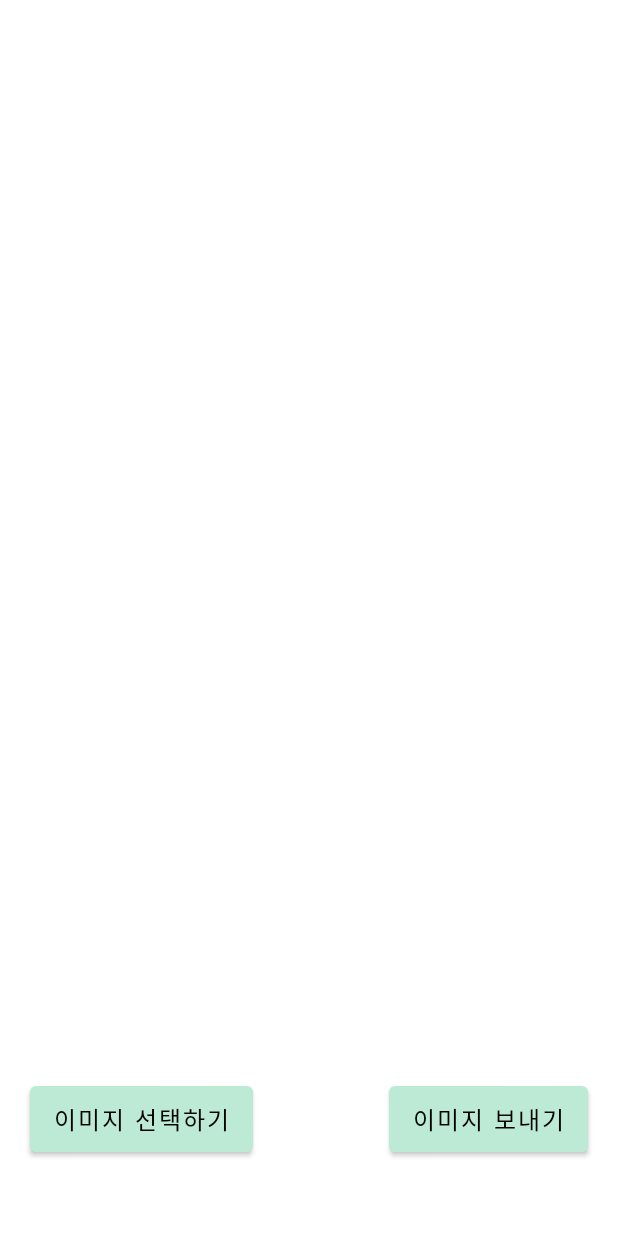
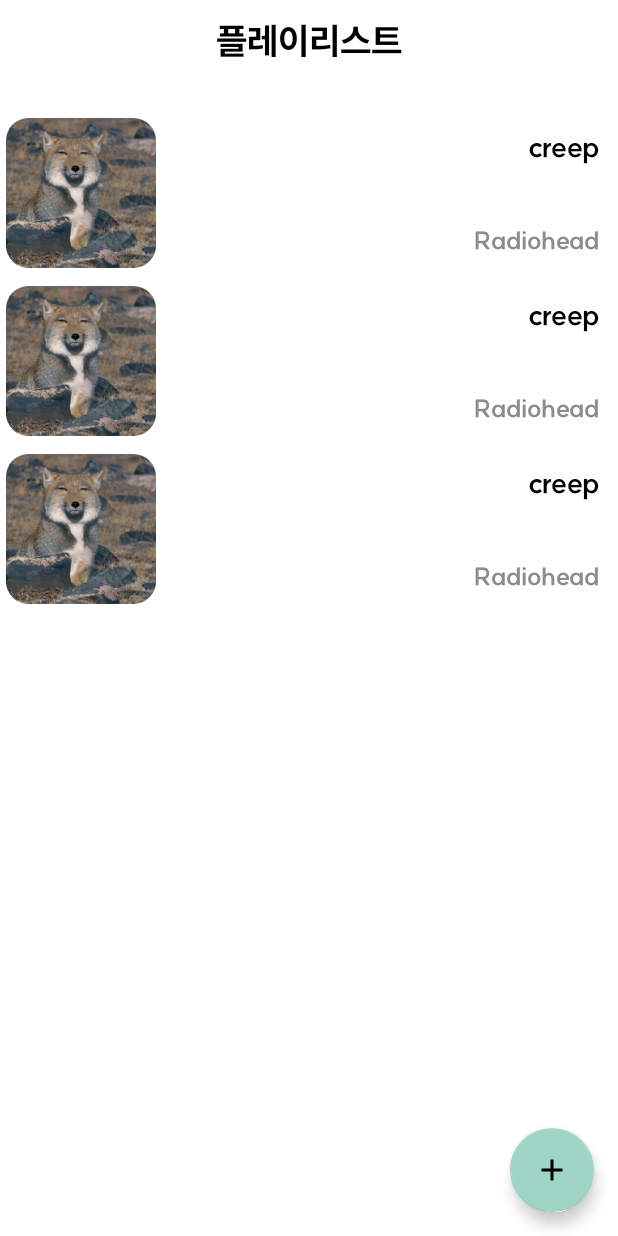
Before and after one commit to GO-SOPT-ANDROID/taehee-lee, an Android app: the layout fragment_gallery.xml on its own in the app's theme, with its tools: preview values and no code run, on a phone screen of 412 x 824 dp. Run offline under Robolectric (Android 15) with nearby library versions, the phone set to English and light mode, and no system bars; network calls fail.

Commit message:
#11 / 갤러리 뷰 수정

```diff
--- a/app/src/main/AndroidManifest.xml
+++ b/app/src/main/AndroidManifest.xml
@@ -34,7 +34,7 @@
             android:name=".presentation.signup.SignUpActivity"
             android:exported="false"
             android:screenOrientation="portrait"
-            android:windowSoftInputMode="adjustResize"/>
+            android:windowSoftInputMode="adjustResize" />
 
         <activity
             android:name=".presentation.SplashActivity"
@@ -48,6 +48,11 @@
             </intent-filter>
 
         </activity>
+
+        <activity
+            android:name=".presentation.music.AddMusicActivity"
+            android:exported="false"
+            android:screenOrientation="portrait" />
     </application>
 
 </manifest>
--- a/app/src/main/java/org/android/go/sopt/data/datasource/remote/ApiFactory.kt
+++ b/app/src/main/java/org/android/go/sopt/data/datasource/remote/ApiFactory.kt
@@ -10,6 +10,7 @@
 import org.android.go.sopt.data.repository.TokenInterceptor
 import org.android.go.sopt.data.service.ImageService
 import org.android.go.sopt.data.service.KaKaoService
+import org.android.go.sopt.data.service.MusicService
 import retrofit2.Retrofit
 
 object ApiFactory {
@@ -47,4 +48,5 @@
 object ServicePool {
     val kakaoSearchService = ApiFactory.createKakaoService<KaKaoService>()
     val imageService = ApiFactory.createImageService<ImageService>()
+    val musicService = ApiFactory.createImageService<MusicService>()
 }
--- a/app/src/main/java/org/android/go/sopt/presentation/HomeActivity.kt
+++ b/app/src/main/java/org/android/go/sopt/presentation/HomeActivity.kt
@@ -5,7 +5,7 @@
 import org.android.go.sopt.R
 import org.android.go.sopt.base.BindingActivity
 import org.android.go.sopt.databinding.ActivityHomeBinding
-import org.android.go.sopt.presentation.gallery.GalleryFragment
+import org.android.go.sopt.presentation.music.PlayListFragment
 import org.android.go.sopt.presentation.home.HomeFragment
 import org.android.go.sopt.presentation.mypage.MyPageFragment
 import org.android.go.sopt.presentation.search.SearchFragment
@@ -52,7 +52,7 @@
             R.id.home_container,
             HomeFragment::class.java.simpleName
         )
-        R.id.gallery_menu -> replace<GalleryFragment>(R.id.home_container)
+        R.id.gallery_menu -> replace<PlayListFragment>(R.id.home_container)
         R.id.search_menu -> replace<SearchFragment>(R.id.home_container)
         R.id.my_page_menu -> replace<MyPageFragment>(R.id.home_container)
         else -> Timber.e(IllegalArgumentException("Not found menu item id"))
--- a/app/src/main/res/layout/fragment_gallery.xml
+++ b/app/src/main/res/layout/fragment_gallery.xml
@@ -1,6 +1,7 @@
 <?xml version="1.0" encoding="utf-8"?>
 <layout xmlns:android="http://schemas.android.com/apk/res/android"
-    xmlns:app="http://schemas.android.com/apk/res-auto">
+    xmlns:app="http://schemas.android.com/apk/res-auto"
+    xmlns:tools="http://schemas.android.com/tools">
 
     <data>
 
@@ -10,57 +11,40 @@
         android:layout_width="match_parent"
         android:layout_height="match_parent">
 
-        <LinearLayout
+        <TextView
+            android:id="@+id/tv_playlist"
             android:layout_width="wrap_content"
             android:layout_height="wrap_content"
-            app:layout_constraintBottom_toTopOf="@id/btn_gallery_pick_image"
+            android:layout_marginVertical="12dp"
+            android:text="플레이리스트"
+            style="@style/TextAppearance.HaeTi.SubTitle"
+            app:layout_constraintTop_toTopOf="parent"
+            app:layout_constraintStart_toStartOf="parent"
             app:layout_constraintEnd_toEndOf="parent"
+            />
+
+        <androidx.recyclerview.widget.RecyclerView
+            android:id="@+id/rv_playlist"
+            android:layout_width="match_parent"
+            android:layout_height="0dp"
+            android:orientation="vertical"
+            android:layout_marginTop="30dp"
+            app:layoutManager="androidx.recyclerview.widget.LinearLayoutManager"
+            app:layout_constraintTop_toBottomOf="@id/tv_playlist"
+            app:layout_constraintBottom_toBottomOf="parent"
             app:layout_constraintStart_toStartOf="parent"
-            app:layout_constraintTop_toTopOf="parent">
+            app:layout_constraintEnd_toEndOf="parent"
+            tools:listitem="@layout/item_playlist" />
 
-            <ImageView
-                android:id="@+id/iv_gallery_first"
-                android:layout_width="100dp"
-                android:layout_height="100dp" />
-
-            <ImageView
-                android:id="@+id/iv_gallery_second"
-                android:layout_width="100dp"
-                android:layout_height="100dp"
-                android:layout_marginHorizontal="30dp" />
-
-            <ImageView
-                android:id="@+id/iv_gallery_third"
-                android:layout_width="100dp"
-                android:layout_height="100dp" />
-
-        </LinearLayout>
-
-        <Button
-            android:id="@+id/btn_gallery_pick_image"
+        <com.google.android.material.floatingactionbutton.FloatingActionButton
+            android:id="@+id/fab_add_playlist"
             android:layout_width="wrap_content"
             android:layout_height="wrap_content"
-            android:layout_marginHorizontal="20dp"
-            android:layout_marginBottom="50dp"
-            android:paddingVertical="10dp"
-            android:text="이미지 선택하기"
-            android:textColor="@color/black"
-            android:textSize="16sp"
+            android:layout_margin="16dp"
+            android:src="@drawable/ic_add"
             app:layout_constraintBottom_toBottomOf="parent"
-            app:layout_constraintStart_toStartOf="parent" />
-
-        <Button
-            android:id="@+id/btn_gallery_send_image"
-            android:layout_width="wrap_content"
-            android:layout_height="wrap_content"
-            android:layout_marginHorizontal="20dp"
-            android:layout_marginBottom="50dp"
-            android:paddingVertical="10dp"
-            android:text="이미지 보내기"
-            android:textColor="@color/black"
-            android:textSize="16sp"
-            app:layout_constraintBottom_toBottomOf="parent"
-            app:layout_constraintEnd_toEndOf="parent" />
+            app:layout_constraintEnd_toEndOf="parent"
+            />
 
     </androidx.constraintlayout.widget.ConstraintLayout>
 </layout>
```
